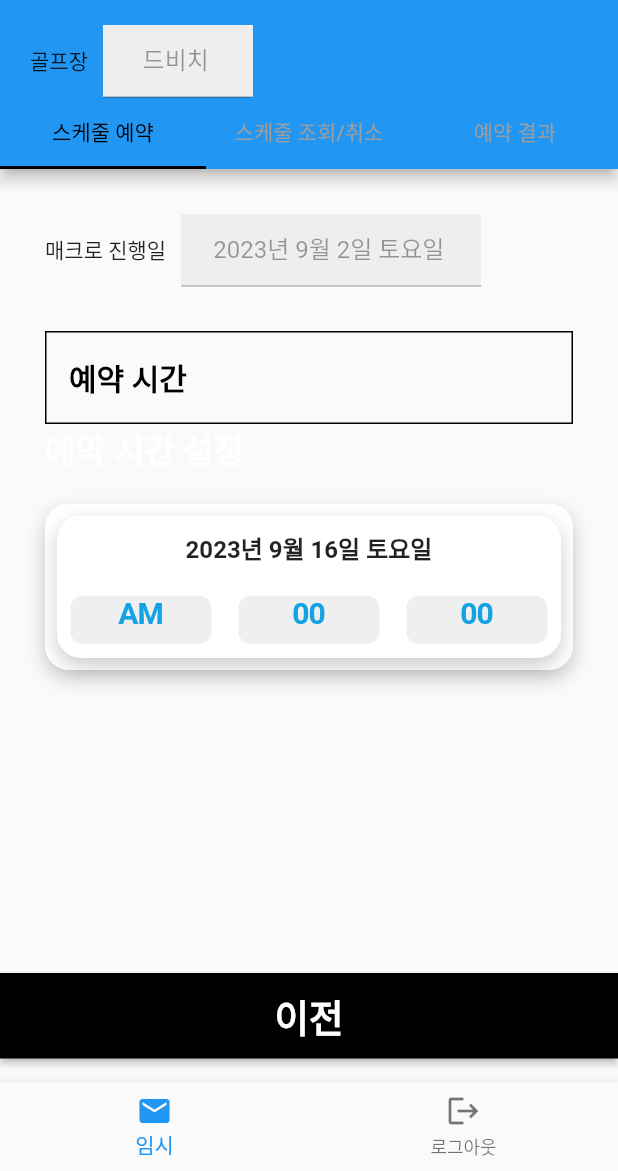
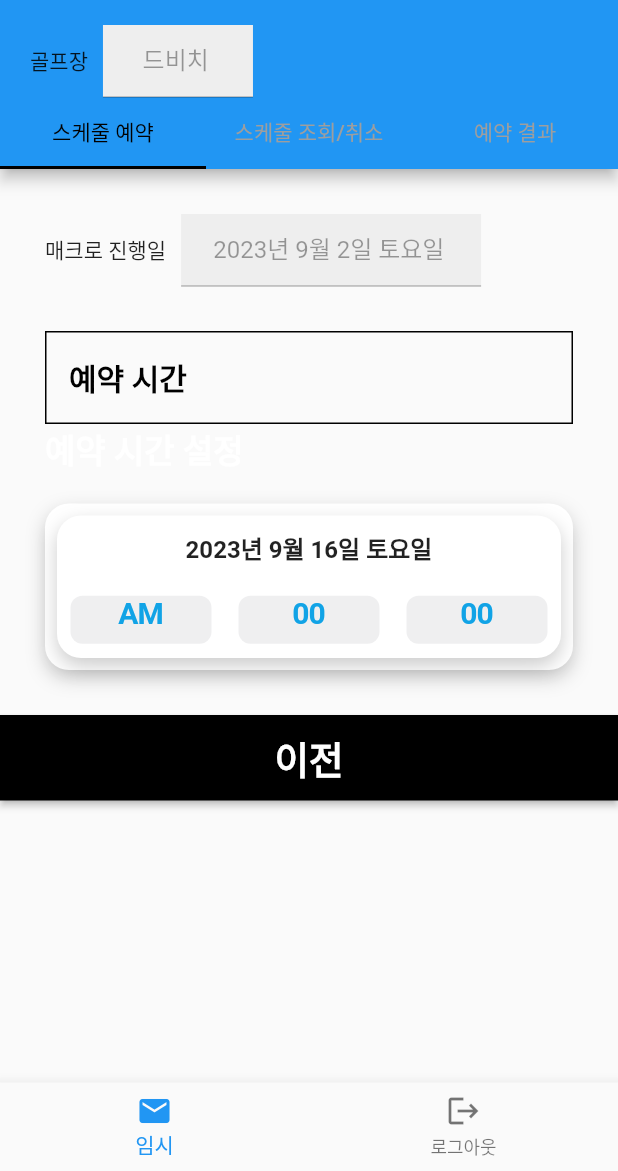
Before and after one commit to lazarus0320/golf_reservation_app, a Flutter app: the screen it shows after launch, swiped to page 2, on a phone screen of 412 x 824 dp, the part 65-1236 px from its top. Run offline on Flutter 3.47's test engine with Material 2 defaults, Android fonts, the phone set to English and light mode, and no system bars; our stand-ins replace flutter_dotenv, get, table_calendar.

Commit message:
fix: 스케줄 예약 다음, 이전 버튼 배치 수정

```diff
--- a/lib/screens/reservation_page2.dart
+++ b/lib/screens/reservation_page2.dart
@@ -9,57 +9,9 @@ import 'package:intl/intl.dart';
 import 'package:table_calendar/table_calendar.dart';
 import 'package:intl/date_symbol_data_local.dart';
 
-class ReservationPersonnelAndTimesetForm extends StatelessWidget {
-  // 예약 주문일 지정 달력 폼
-  ReservationPersonnelAndTimesetForm({Key? key}) : super(key: key);
+import '../widgets/ReservationPersonnelAndTimesetForm.dart';
 
-  final ReservationCalendarController controller =
-  Get.find<ReservationCalendarController>();
 
-  @override
-  Widget build(BuildContext context) {
-    return Column(
-      children: [
-        Row(
-          children: [
-            const Text('매크로 진행일'),
-            Container(
-              width: 200.0,
-              margin: const EdgeInsets.only(left: 10.0), // 좌우 간격 조절
-              color: Colors.grey[200], // 배경색 지정
-              child: TextField(
-                controller:
-                TextEditingController(text: '${controller.formattedSelectedDay}'), // 초기값 지정
-                enabled: false, // 수정 불가능하도록 설정
-                showCursor: false, // 커서 제거
-                textAlign: TextAlign.center,
-              ),
-            ),
-          ],
-        ),
-        const SizedBox(height: 30,),
-        Container(
-          width: double.infinity,
-          decoration: BoxDecoration(
-            border: Border.all(color: Colors.black),
-          ),
-          child: const Padding(
-            padding: EdgeInsets.all(15.0),
-            child: Text(
-              '예약 시간',
-              style: TextStyle(
-                color: Colors.black,
-                fontSize: 20,
-                fontWeight: FontWeight.bold,
-              ),
-            ),
-          ),
-        ),
-        const ReservationTimeSetForm(),
-      ],
-    );
-  }
-}
 
 class ReservationPage2 extends StatefulWidget {
   const ReservationPage2({Key? key}) : super(key: key);
@@ -69,7 +21,7 @@ class ReservationPage2 extends StatefulWidget {
 }
 
 class _ReservationPage2State extends State<ReservationPage2> {
-  final PageController _pageController = PageController(initialPage: 0); // PageController 추가
+  final PageController _pageController = PageController(initialPage: 0);
 
   @override
   void dispose() {
@@ -142,10 +94,6 @@ class _ReservationPage2State extends State<ReservationPage2> {
                           padding: const EdgeInsets.all(30.0),
                           child: index == 0 ? ReservationCalendarForm2() : ReservationPersonnelAndTimesetForm(),
                         ),
-                      ],
-                    ),
-                  ),
-                ),
                         Align(
                           alignment: Alignment.bottomCenter, // 아래쪽 정렬
                           child: Padding(
@@ -172,6 +120,11 @@ class _ReservationPage2State extends State<ReservationPage2> {
                           ),
                         ),
                       ],
+                    ),
+                  ),
+                ),
+
+              ],
             );
           },
         ),
```
Also changed, not shown: lib/widgets/ReservationPersonnelAndTimesetForm.dart (+8 -11 lines). Lines whose indentation alone changed are shown as unchanged.
